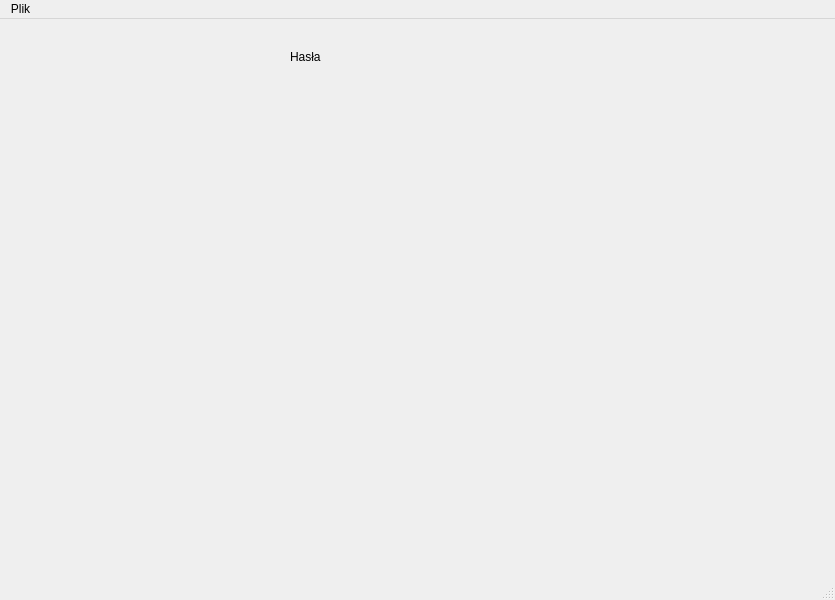
Before: the Qt Designer form gui/PyQt/ui/unlocked_window.ui in Kepins/Projects-ScriptingLanguages, drawn with Qt 5.
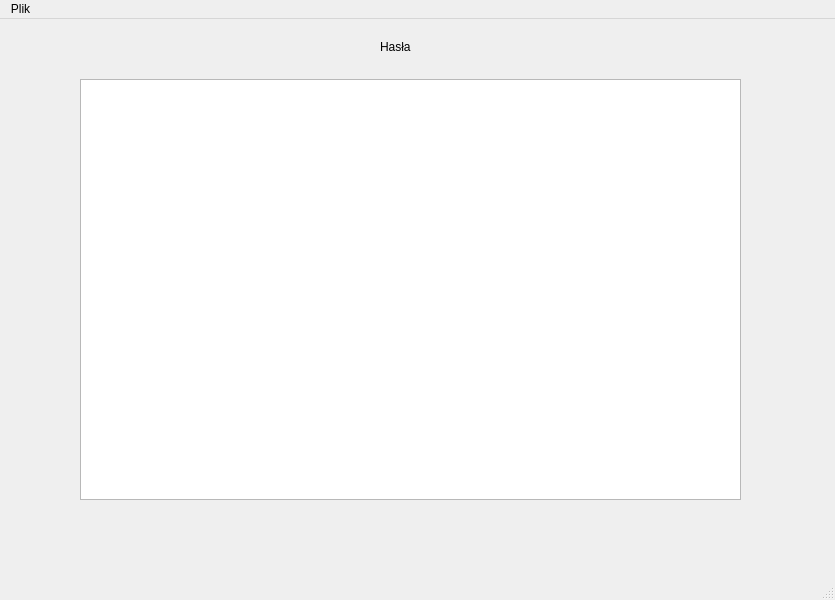
After: the same form once the commit is applied.

Commit message: PROJ2 Display items on list

The edit to the form file:
```diff
--- a/gui/PyQt/ui/unlocked_window.ui
+++ b/gui/PyQt/ui/unlocked_window.ui
@@ -17,9 +17,9 @@
    <widget class="QLabel" name="label">
     <property name="geometry">
      <rect>
-      <x>290</x>
-      <y>30</y>
-      <width>211</width>
+      <x>380</x>
+      <y>20</y>
+      <width>51</width>
       <height>16</height>
      </rect>
     </property>
@@ -27,6 +27,16 @@
      <string>Hasła</string>
     </property>
    </widget>
+   <widget class="QTableWidget" name="tableWidget">
+    <property name="geometry">
+     <rect>
+      <x>80</x>
+      <y>60</y>
+      <width>661</width>
+      <height>421</height>
+     </rect>
+    </property>
+   </widget>
   </widget>
   <widget class="QMenuBar" name="menubar">
    <property name="geometry">
```
The commit also changes 2 other files.
